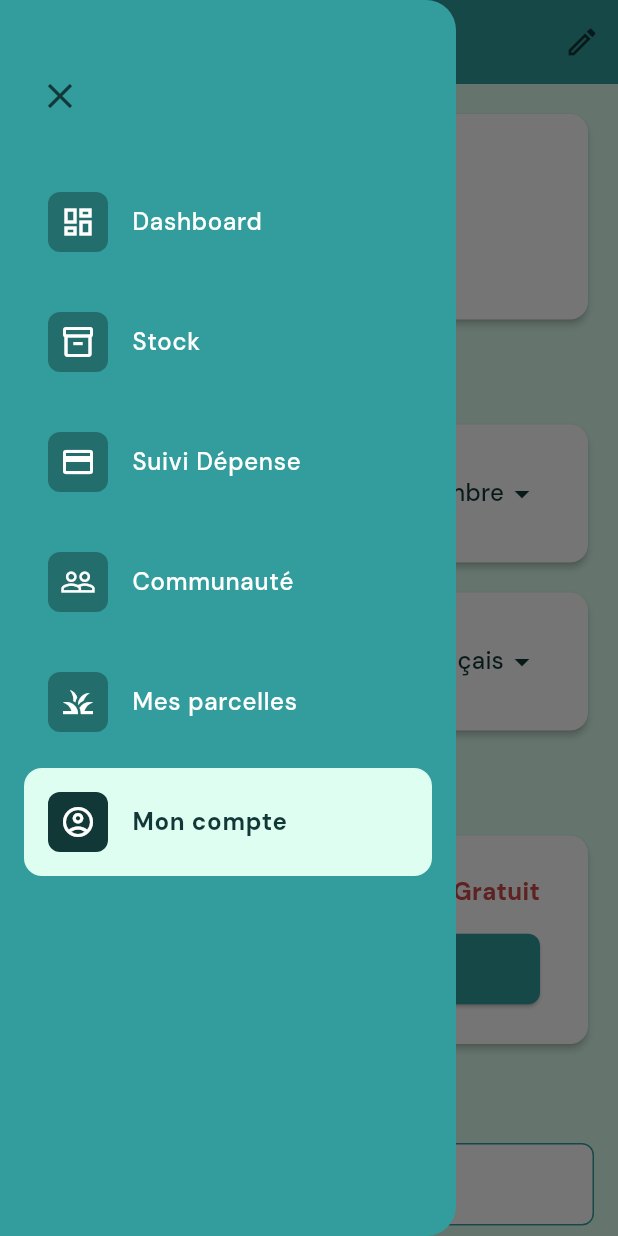
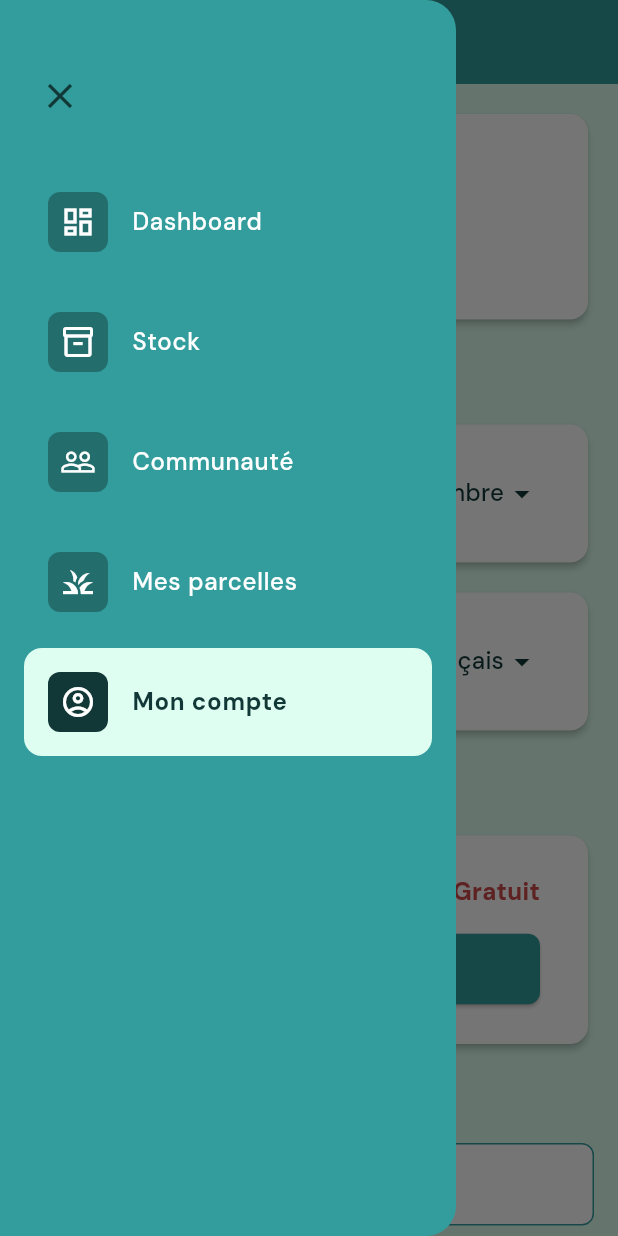
Before and after one commit to Koruji/Hydrogrow_mobileapp, a Flutter app: the AccountPage screen opened by its route, with the side drawer open, on a phone screen of 412 x 824 dp. Run offline on Flutter 3.47's test engine with Material 3 defaults, Android fonts, the phone set to English and light mode, and no system bars; our stand-ins replace dio, flutter_dotenv, geolocator, shared_preferences; accounts and stored records are empty.

Commit message:
refactor: remove expenses and finances references from localization files and update navigation

```diff
--- a/lib/l10n/app_localizations.dart
+++ b/lib/l10n/app_localizations.dart
@@ -248,18 +248,6 @@ abstract class AppLocalizations {
   /// **'Add a post to your favorites in the Community tab to see it here.'**
   String get dashboard_block_2_subtitle;
 
-  /// No description provided for @dashboard_block_3_title.
-  ///
-  /// In en, this message translates to:
-  /// **'Expenses'**
-  String get dashboard_block_3_title;
-
-  /// No description provided for @dashboard_block_3_admin_title.
-  ///
-  /// In en, this message translates to:
-  /// **'Finances'**
-  String get dashboard_block_3_admin_title;
-
   /// No description provided for @dashboard_block_4_title.
   ///
   /// In en, this message translates to:
@@ -289,12 +277,6 @@ abstract class AppLocalizations {
   /// In en, this message translates to:
   /// **'Community'**
   String get menu_community;
-
-  /// No description provided for @menu_expenses.
-  ///
-  /// In en, this message translates to:
-  /// **'Expense Tracking'**
-  String get menu_expenses;
 
   /// No description provided for @menu_stock.
   ///
--- a/lib/l10n/en.arb
+++ b/lib/l10n/en.arb
@@ -29,16 +29,13 @@
     "dashboard_block_1_title": "Dashboard",
     "dashboard_block_2_title": "Community",
     "dashboard_block_2_subtitle": "Add a post to your favorites in the Community tab to see it here.",
-    "dashboard_block_3_title": "Expenses",
-    "dashboard_block_3_admin_title": "Finances",
     "dashboard_block_4_title": "Community",
     "dashboard_premium": "Access our PREMIUM version for a better experience!",
     "dashboard_alert_message": "Dashboard edit mode is enabled!",
 
     "menu_dashboard": "Dashboard",
     "menu_community": "Community",
-    "menu_expenses": "Expense Tracking",
-    "menu_stock": "Stock Tracking",
+"menu_stock": "Stock Tracking",
     "menu_parcels": "Parcel Management",
     "menu_account": "My Account",
 
--- a/lib/l10n/fr.arb
+++ b/lib/l10n/fr.arb
@@ -29,16 +29,13 @@
     "dashboard_block_1_title": "Tableau de bord",
     "dashboard_block_2_title": "Communauté",
     "dashboard_block_2_subtitle": "Ajoutez une publication à vos favoris dans l'onglet Communauté pour la voir ici.",
-    "dashboard_block_3_title": "Dépenses",
-    "dashboard_block_3_admin_title": "Finances",
     "dashboard_block_4_title": "Communauté",
     "dashboard_premium": "Accédez à notre version PREMIUM pour une meilleure expérience !",
     "dashboard_alert_message": "Le mode édition du dashboard est activé !",
 
     "menu_dashboard": "Tableau de bord",
     "menu_community": "Communauté",
-    "menu_expenses": "Suivi des dépenses",
-    "menu_stock": "Suivi des stocks",
+"menu_stock": "Suivi des stocks",
     "menu_parcels": "Gestion des parcelles",
     "menu_account": "Mon compte",
 
--- a/lib/main.dart
+++ b/lib/main.dart
@@ -42,9 +42,7 @@ class MyApp extends StatelessWidget {
         '/dashboard': (context) => DashboardPage(),
         '/login': (context) => LoginPage(),
         '/stock': (context) => StockPage(),
-        '/expenses': (context) =>
-            Scaffold(body: Center(child: Text('Expenses Page'))),
-        '/community': (context) => const CommunityPage(),
+'/community': (context) => const CommunityPage(),
         '/parcels': (context) => ParcelsPage(),
         '/account': (context) => AccountPage(),
         '/account/rgpd': (context) => RGPDPage(),
--- a/lib/presentation/widgets/app_bar.dart
+++ b/lib/presentation/widgets/app_bar.dart
@@ -46,13 +46,14 @@ class AppBarComponent extends StatelessWidget implements PreferredSizeWidget {
       ),
       centerTitle: true,
       actions: [
-        IconButton(
-          icon: Icon(
-            isEditMode ? Icons.edit_off_outlined : Icons.edit_outlined,
-            color: AppColors.icon,
+        if (onEditPressed != null)
+          IconButton(
+            icon: Icon(
+              isEditMode ? Icons.edit_off_outlined : Icons.edit_outlined,
+              color: AppColors.icon,
+            ),
+            onPressed: onEditPressed,
           ),
-          onPressed: onEditPressed ?? () {},
-        ),
       ],
     );
   }
--- a/lib/presentation/widgets/side_bar.dart
+++ b/lib/presentation/widgets/side_bar.dart
@@ -52,16 +52,6 @@ class _SideBarComponentState extends State<SideBarComponent> {
             onTap: () {
               Navigator.pop(context);
               Navigator.pushReplacementNamed(context, '/stock');
-            },
-          ),
-
-          _buildMenuItem(
-            icon: Icons.credit_card,
-            title: 'Suivi Dépense',
-            route: '/expenses',
-            onTap: () {
-              Navigator.pop(context);
-              Navigator.pushReplacementNamed(context, '/expenses');
             },
           ),
 
```
Also changed, not shown: lib/l10n/app_localizations_en.dart (+0 -9 lines), lib/l10n/app_localizations_fr.dart (+0 -9 lines).
